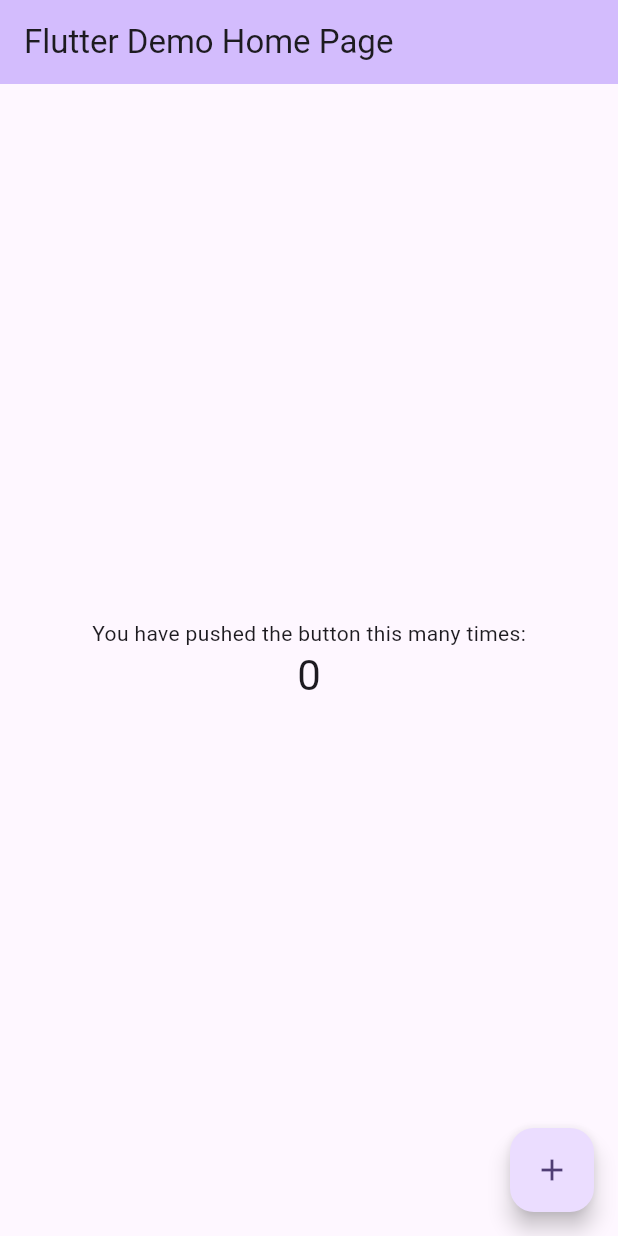
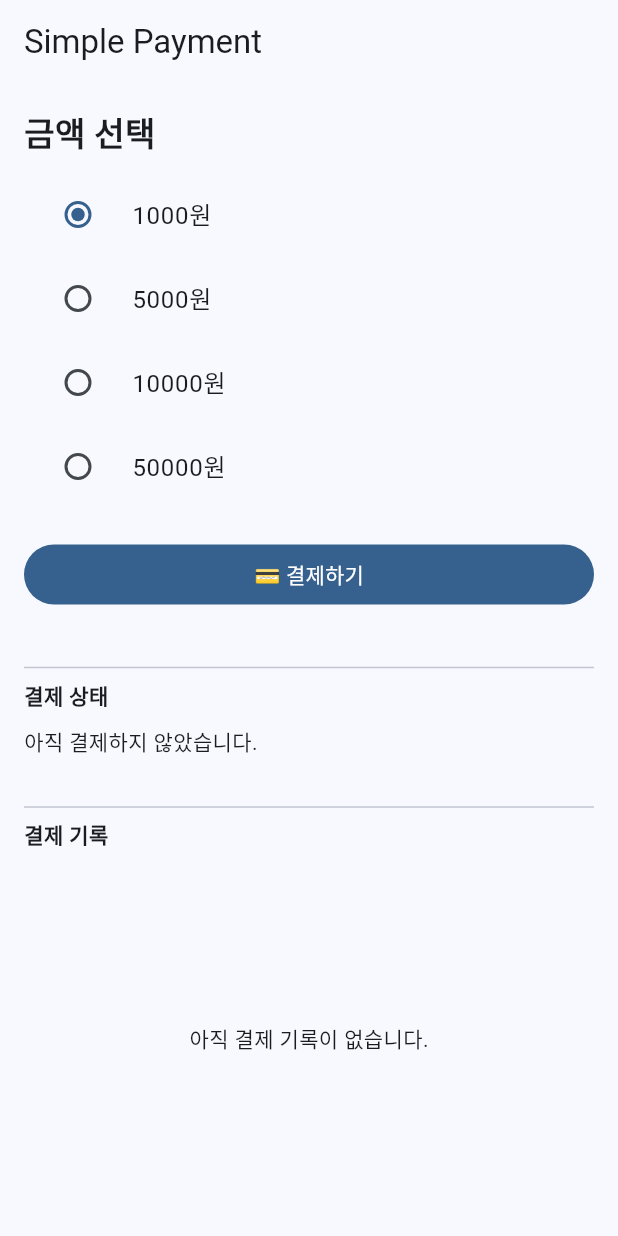
Before and after one commit to imjg46/simplepaymentpublic, a Flutter app: the screen it shows after launch, on a phone screen of 412 x 824 dp. Run offline on Flutter 3.47's test engine with Material 3 defaults, Android fonts, the light colour scheme and no system bars.

Commit message:
Create payment app UI

```diff
--- a/lib/main.dart
+++ b/lib/main.dart
@@ -1,122 +1,23 @@
 import 'package:flutter/material.dart';
+import 'screens/home_screen.dart';
 
 void main() {
-  runApp(const MyApp());
+  runApp(const SimplePaymentApp());
 }
 
-class MyApp extends StatelessWidget {
-  const MyApp({super.key});
+class SimplePaymentApp extends StatelessWidget {
+  const SimplePaymentApp({super.key});
 
-  // This widget is the root of your application.
   @override
   Widget build(BuildContext context) {
     return MaterialApp(
-      title: 'Flutter Demo',
+      title: 'Simple Payment',
+      debugShowCheckedModeBanner: false,
       theme: ThemeData(
-        // This is the theme of your application.
-        //
-        // TRY THIS: Try running your application with "flutter run". You'll see
-        // the application has a purple toolbar. Then, without quitting the app,
-        // try changing the seedColor in the colorScheme below to Colors.green
-        // and then invoke "hot reload" (save your changes or press the "hot
-        // reload" button in a Flutter-supported IDE, or press "r" if you used
-        // the command line to start the app).
-        //
-        // Notice that the counter didn't reset back to zero; the application
-        // state is not lost during the reload. To reset the state, use hot
-        // restart instead.
-        //
-        // This works for code too, not just values: Most code changes can be
-        // tested with just a hot reload.
-        colorScheme: .fromSeed(seedColor: Colors.deepPurple),
+        colorSchemeSeed: Colors.blue,
+        useMaterial3: true,
       ),
-      home: const MyHomePage(title: 'Flutter Demo Home Page'),
+      home: const HomeScreen(),
     );
   }
 }
-
-class MyHomePage extends StatefulWidget {
-  const MyHomePage({super.key, required this.title});
-
-  // This widget is the home page of your application. It is stateful, meaning
-  // that it has a State object (defined below) that contains fields that affect
-  // how it looks.
-
-  // This class is the configuration for the state. It holds the values (in this
-  // case the title) provided by the parent (in this case the App widget) and
-  // used by the build method of the State. Fields in a Widget subclass are
-  // always marked "final".
-
-  final String title;
-
-  @override
-  State<MyHomePage> createState() => _MyHomePageState();
-}
-
-class _MyHomePageState extends State<MyHomePage> {
-  int _counter = 0;
-
-  void _incrementCounter() {
-    setState(() {
-      // This call to setState tells the Flutter framework that something has
-      // changed in this State, which causes it to rerun the build method below
-      // so that the display can reflect the updated values. If we changed
-      // _counter without calling setState(), then the build method would not be
-      // called again, and so nothing would appear to happen.
-      _counter++;
-    });
-  }
-
-  @override
-  Widget build(BuildContext context) {
-    // This method is rerun every time setState is called, for instance as done
-    // by the _incrementCounter method above.
-    //
-    // The Flutter framework has been optimized to make rerunning build methods
-    // fast, so that you can just rebuild anything that needs updating rather
-    // than having to individually change instances of widgets.
-    return Scaffold(
-      appBar: AppBar(
-        // TRY THIS: Try changing the color here to a specific color (to
-        // Colors.amber, perhaps?) and trigger a hot reload to see the AppBar
-        // change color while the other colors stay the same.
-        backgroundColor: Theme.of(context).colorScheme.inversePrimary,
-        // Here we take the value from the MyHomePage object that was created by
-        // the App.build method, and use it to set our appbar title.
-        title: Text(widget.title),
-      ),
-      body: Center(
-        // Center is a layout widget. It takes a single child and positions it
-        // in the middle of the parent.
-        child: Column(
-          // Column is also a layout widget. It takes a list of children and
-          // arranges them vertically. By default, it sizes itself to fit its
-          // children horizontally, and tries to be as tall as its parent.
-          //
-          // Column has various properties to control how it sizes itself and
-          // how it positions its children. Here we use mainAxisAlignment to
-          // center the children vertically; the main axis here is the vertical
-          // axis because Columns are vertical (the cross axis would be
-          // horizontal).
-          //
-          // TRY THIS: Invoke "debug painting" (choose the "Toggle Debug Paint"
-          // action in the IDE, or press "p" in the console), to see the
-          // wireframe for each widget.
-          mainAxisAlignment: .center,
-          children: [
-            const Text('You have pushed the button this many times:'),
-            Text(
-              '$_counter',
-              style: Theme.of(context).textTheme.headlineMedium,
-            ),
-          ],
-        ),
-      ),
-      floatingActionButton: FloatingActionButton(
-        onPressed: _incrementCounter,
-        tooltip: 'Increment',
-        child: const Icon(Icons.add),
-      ),
-    );
-  }
-}
--- /dev/null
+++ b/lib/screens/home_screen.dart
@@ -0,0 +1,102 @@
+import 'package:flutter/material.dart';
+
+class HomeScreen extends StatefulWidget {
+  const HomeScreen({super.key});
+
+  @override
+  State<HomeScreen> createState() => _HomeScreenState();
+}
+
+class _HomeScreenState extends State<HomeScreen> {
+  int selectedAmount = 1000;
+
+  final List<int> amounts = [
+    1000,
+    5000,
+    10000,
+    50000,
+  ];
+
+  @override
+  Widget build(BuildContext context) {
+    return Scaffold(
+      appBar: AppBar(
+        title: const Text("Simple Payment"),
+      ),
+      body: Padding(
+        padding: const EdgeInsets.all(16),
+        child: Column(
+          crossAxisAlignment: CrossAxisAlignment.start,
+          children: [
+            const Text(
+              "금액 선택",
+              style: TextStyle(
+                fontSize: 22,
+                fontWeight: FontWeight.bold,
+              ),
+            ),
+
+            const SizedBox(height: 10),
+
+            ...amounts.map((amount) {
+              return RadioListTile<int>(
+                value: amount,
+                groupValue: selectedAmount,
+                title: Text("${amount.toString()}원"),
+                onChanged: (value) {
+                  setState(() {
+                    selectedAmount = value!;
+                  });
+                },
+              );
+            }),
+
+            const SizedBox(height: 20),
+
+            SizedBox(
+              width: double.infinity,
+              child: FilledButton(
+                onPressed: () {},
+                child: const Text("💳 결제하기"),
+              ),
+            ),
+
+            const SizedBox(height: 30),
+
+            const Divider(),
+
+            const Text(
+              "결제 상태",
+              style: TextStyle(
+                fontWeight: FontWeight.bold,
+              ),
+            ),
+
+            const SizedBox(height: 10),
+
+            const Text("아직 결제하지 않았습니다."),
+
+            const SizedBox(height: 25),
+
+            const Divider(),
+
+            const Text(
+              "결제 기록",
+              style: TextStyle(
+                fontWeight: FontWeight.bold,
+              ),
+            ),
+
+            const SizedBox(height: 10),
+
+            const Expanded(
+              child: Center(
+                child: Text("아직 결제 기록이 없습니다."),
+              ),
+            ),
+          ],
+        ),
+      ),
+    );
+  }
+}
--- a/pubspec.yaml
+++ b/pubspec.yaml
@@ -34,6 +34,9 @@ dependencies:
   # The following adds the Cupertino Icons font to your application.
   # Use with the CupertinoIcons class for iOS style icons.
   cupertino_icons: ^1.0.8
+  shared_preferences: ^2.5.3
+  in_app_purchase: ^3.2.3
+  intl: ^0.20.2
 
 dev_dependencies:
   flutter_test:
```
Also changed, not shown: lib/models/payment_history.dart (added), lib/services/billing_service.dart (added), lib/services/history_service.dart (added), pubspec.lock, 1 other file.
